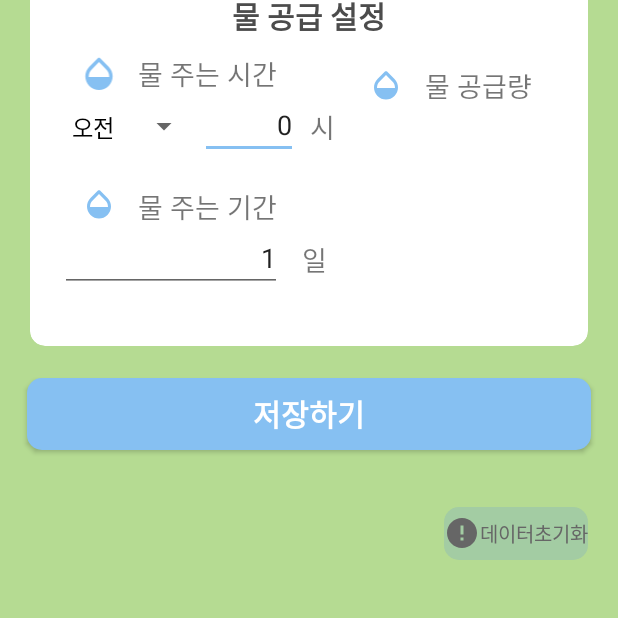
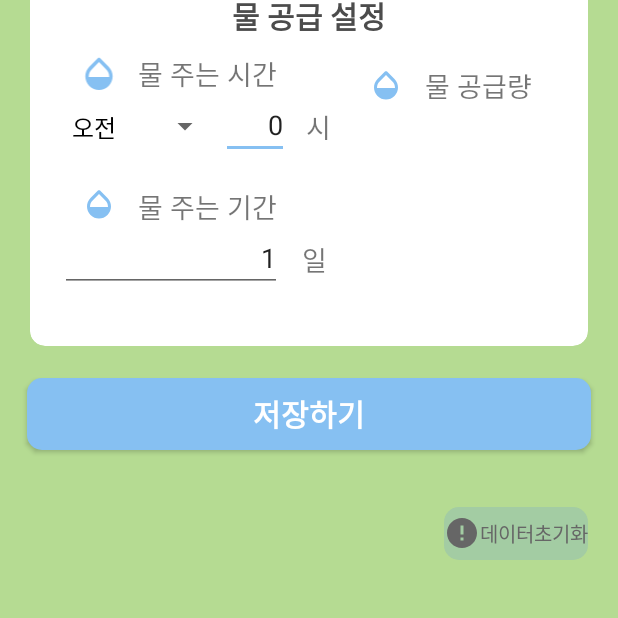
Before and after one commit to jiyeung-yun/teamc_capstone_design, an Android app: the ControlActivity screen opened directly, with no data from a screen before it, on a phone screen of 412 x 824 dp, the part 322-940 px from its top. Run offline under Robolectric (Android 15) with nearby library versions, the phone set to English and light mode, and no system bars.

Commit message:
숫자로 입력 수정 !

```diff
--- a/Capstone/app/src/main/res/layout/activity_control.xml
+++ b/Capstone/app/src/main/res/layout/activity_control.xml
@@ -119,17 +119,17 @@
 
                         <Spinner
                             android:id="@+id/control_spinner"
-                            android:layout_width="93dp"
+                            android:layout_width="107dp"
                             android:layout_height="match_parent" />
 
                         <EditText
                             android:id="@+id/editTextTextPersonName3"
-                            android:layout_width="65dp"
+                            android:layout_width="45dp"
                             android:layout_height="wrap_content"
                             android:ems="10"
                             android:enabled="true"
                             android:gravity="right"
-                            android:inputType="textPersonName"
+                            android:inputType="number"
                             android:text="0" />
 
                         <TextView
@@ -174,7 +174,7 @@
                             android:layout_height="wrap_content"
                             android:ems="10"
                             android:gravity="right"
-                            android:inputType="textPersonName"
+                            android:inputType="number"
                             android:text="1"
                             android:enabled="true"/>
 
```
